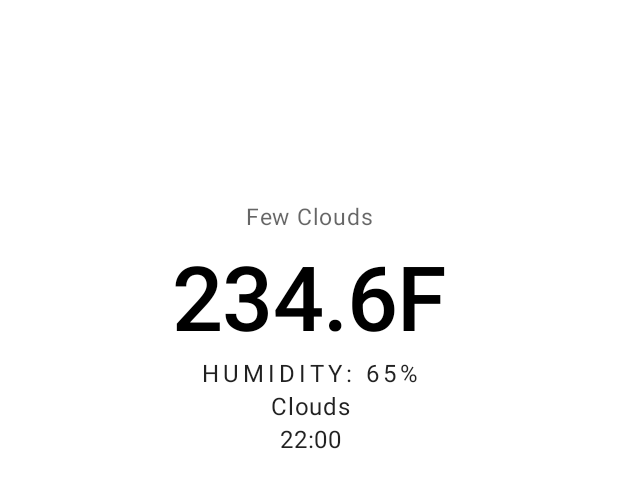
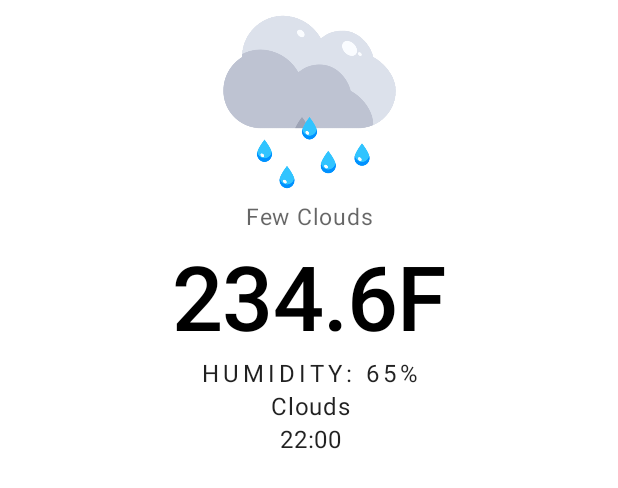
Before and after one commit to EduardoAlonso73/SimpleWeatherApp, an Android app: the layout item_weather_current.xml on its own in the app's theme, with its tools: preview values and no code run, on a phone screen of 412 x 824 dp. Shown: the top 488 px of the screen. Run offline under Robolectric (Android 15) with nearby library versions, the light colour scheme and no system bars.

Commit message:
We change the centerCrop to fitCenter

```diff
--- a/app/src/main/res/layout/item_weather_current.xml
+++ b/app/src/main/res/layout/item_weather_current.xml
@@ -26,7 +26,8 @@
             android:id="@+id/imgWeatherCurrent"
             android:layout_width="150dp"
             android:layout_height="120dp"
-            android:scaleType="centerCrop"
+            android:scaleType="fitCenter"
+            tools:src="@drawable/ic_light_rain"
             app:weatheImg="@{CommonUtils.INSTANCE.getWeatherDescription(current.weather)}"
             app:layout_constraintEnd_toEndOf="parent"
             app:layout_constraintStart_toStartOf="parent"
```
